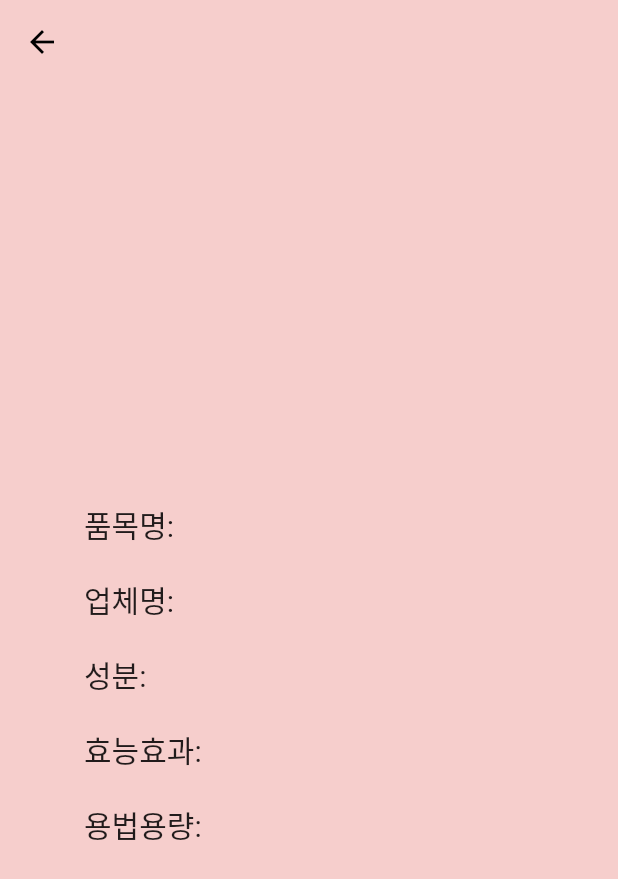
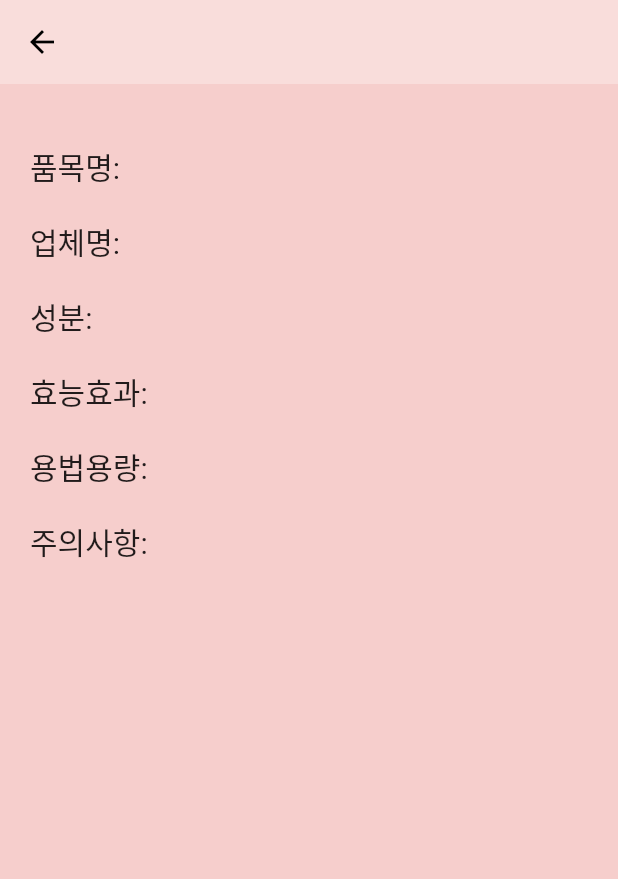
Before and after one commit to goodtjdud/whatmedi3-master, a Flutter app: the SearchedPage screen opened directly with empty values, on a phone screen of 412 x 824 dp. Shown: the top 879 px of the screen. Run offline on Flutter 3.47's test engine with Material 2 defaults, Android fonts, the phone set to English and light mode, and no system bars; our stand-ins replace audioplayers, camera, cloud_firestore, curved_navigation_bar, dio, firebase_core and 7 more; missing offline and left inert: flutter_accessibility_service, intro_views_flutter; accounts and stored records are empty; network calls fail; Roboto replaces fonts that are missing (SCDream4).

Commit message:
initial commit

```diff
--- a/lib/main.dart
+++ b/lib/main.dart
@@ -77,7 +77,7 @@ class IntroScreen extends StatefulWidget {
                       AssetSource('guide.m4a'),
                     );
                     musicStart = 1;
-                    message = Text("오디오 재생 멈춤");
+                    message = Text("오디오 정지");
                   } else {
                     player.stop();
                     musicStart = 0;
@@ -94,6 +94,7 @@ class IntroScreen extends StatefulWidget {
             right: 16,
             child: ElevatedButton(
               onPressed: () {
+                player.stop();
                 Navigator.pushReplacement(
                   context,
                   MaterialPageRoute(
--- a/lib/pages/mainpage.dart
+++ b/lib/pages/mainpage.dart
@@ -26,6 +26,8 @@ class _MainPageState extends State<MainPage> {
     final firstCamera = cameras.first;
     return firstCamera;
   }
+
+
 
   @override
   Widget build(BuildContext context) {
@@ -68,6 +70,7 @@ class _MainPageState extends State<MainPage> {
                 backgroundColor: whatmedicol.medigreen,
                 //이거보다 약간은 연하게 해주는 색 찾기
                 onTap: (index) {
+                  print(_selectedIndex);
                   setState(() {
                     _selectedIndex = index;
                   });
@@ -91,18 +94,21 @@ class _MainPageState extends State<MainPage> {
                   BottomNavigationBarItem(
                     icon: Icon(
                       Icons.search,
+                      semanticLabel: '검색 탭'
                     ),
                     label: "검색",
                   ),
                   BottomNavigationBarItem(
                     icon: Icon(
                       Icons.camera_alt,
+                      semanticLabel: '촬영 탭',
                     ),
                     label: "촬영",
                   ),
                   BottomNavigationBarItem(
                     icon: Icon(
                       Icons.settings,
+                      semanticLabel: '설정 탭',
                     ),
                     label: "설정",
                   ),
--- a/lib/pages/searchpage2.dart
+++ b/lib/pages/searchpage2.dart
@@ -48,7 +48,8 @@ class _SearchedPageState extends State<SearchedPage>
   @override
   void didChangeAppLifecycleState(AppLifecycleState state) {
     if (state == AppLifecycleState.paused) {
-      speech.stop(); // 앱이 백그라운드로 이동할 때 TTS 중지
+      speech.stop();
+      // 앱이 백그라운드로 이동할 때 TTS 중지
     }
   }
 
@@ -88,6 +89,7 @@ class _SearchedPageState extends State<SearchedPage>
   String sungbun = '';
   String hyoneung = '';
   String youngbup = '';
+  String juyi = '';
   void choice() {
     if (isTitle == true) {
       pummok = ',,,품목명: ${widget.mediinfo["title"]}';
@@ -114,11 +116,16 @@ class _SearchedPageState extends State<SearchedPage>
     } else {
       youngbup = '';
     }
+    if (isWarning == true) {
+      juyi = ',,,주의사항: ${widget.mediinfo["warning"]}';
+    } else {
+      juyi = '';
+    }
   }
 
   Future play() async {
     set();
-    await speech.speak(pummok + upche + sungbun + hyoneung + youngbup);
+    await speech.speak(pummok + upche + sungbun + hyoneung + youngbup + juyi);
   }
   // Future play2() async {
   //   await speech.speak(pummok + upche + sungbun + hyoneung + youngbup);
@@ -129,6 +136,7 @@ class _SearchedPageState extends State<SearchedPage>
     return Scaffold(
         backgroundColor: whatmedicol.medipink,
         appBar: AppBar(
+          backgroundColor: Colors.white30,
           elevation: 0,
           title: Text(widget.mediinfo["title"]),
         ),
@@ -136,16 +144,7 @@ class _SearchedPageState extends State<SearchedPage>
           child: Padding(
             padding: EdgeInsets.all(20.0),
             child: Center(
-              child: ClipRRect(
-                borderRadius: BorderRadius.circular(20.0),
-                child: Container(
-                  height: 400,
-                  width: 300,
-                  decoration: BoxDecoration(
-                      ),
-                  child: Column(
-                    mainAxisAlignment: MainAxisAlignment.center,
-                    crossAxisAlignment: CrossAxisAlignment.start,
+              child: ListView(
                 children: [
                   SizedBox(height: 20),
                   Text("품목명: ${widget.mediinfo["title"]}",
@@ -171,10 +170,15 @@ class _SearchedPageState extends State<SearchedPage>
                   ),
                   Text("용법용량: ${widget.mediinfo["usage"]}",
                       style: TextStyle(fontSize: 20)),
-                    ],
+                  SizedBox(
+                    height: 20,
                   ),
+                  Text("주의사항: ${widget.mediinfo["warning"]}",
+                  style: TextStyle(fontSize: 20)),
+                  SizedBox(
+                  height: 20,
                   ),
-              ),
+              ]),
             ),
           ),
         ));
--- a/lib/pages/settingpage.dart
+++ b/lib/pages/settingpage.dart
@@ -38,6 +38,7 @@ bool isCorp = true;
 bool isIngredient = true;
 bool isEffect = true;
 bool isUsage = true;
+bool isWarning = true;
 bool isSwitched = true;
 double speechRateInt = 1;
 double pitchRateInt = 1;
--- a/lib/pages/takepicturescreen.dart
+++ b/lib/pages/takepicturescreen.dart
@@ -348,6 +348,7 @@ class TakePictureScreenState extends State<TakePictureScreen>
                 icon: Icon(
                   Icons.radio_button_on,
                   color: Colors.white,
+                  semanticLabel: '촬영 버튼',
                 ),
                 iconSize: 100.0,
                 padding: EdgeInsets.all(0.0),
```
Also changed, not shown: lib/backdata/medicinedata.dart (+7 -4 lines), lib/pages/searchpage.dart (+9 -8 lines). Lines whose indentation alone changed are shown as unchanged.
